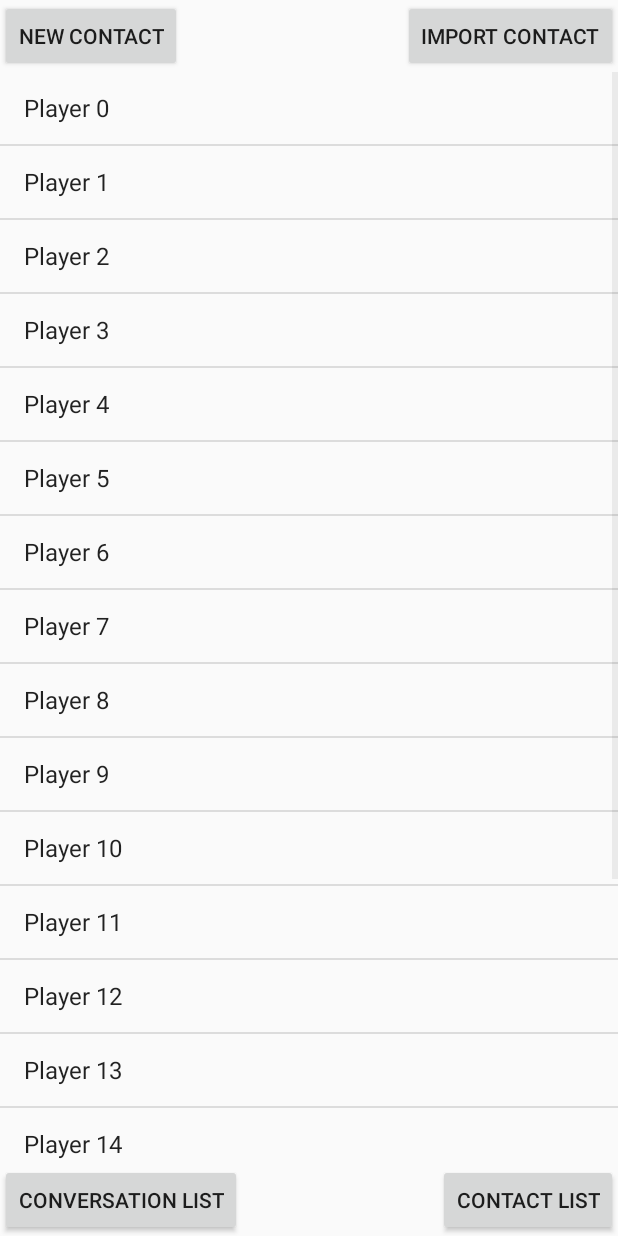
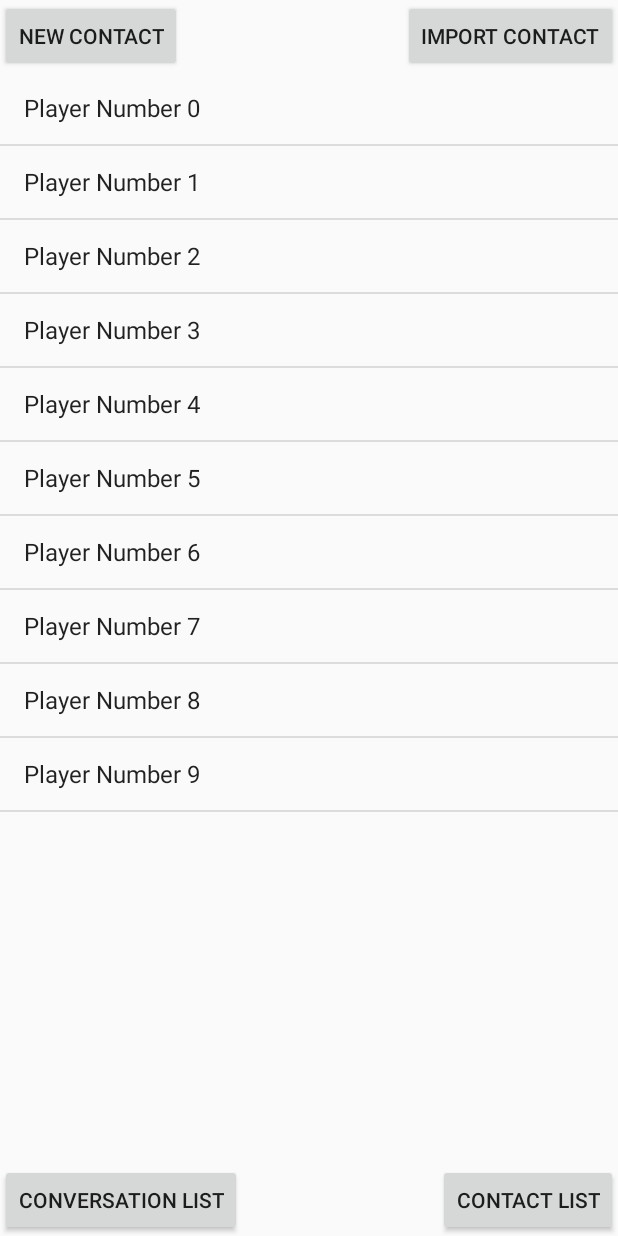
Before and after one commit to Aurifier/BRiDGE, an Android app: the ContactList screen opened directly, with no data from a screen before it, on a phone screen of 412 x 824 dp. Run offline under Robolectric (Android 15) with nearby library versions, the phone set to English and light mode, and no system bars.

```diff
--- a/app/src/main/java/com/caffeinecraft/bridge/ContactList.java
+++ b/app/src/main/java/com/caffeinecraft/bridge/ContactList.java
@@ -3,20 +3,19 @@ package com.caffeinecraft.bridge;
 import android.app.Activity;
 import android.content.Intent;
 import android.os.Bundle;
+import android.util.Log;
 import android.view.View;
 import android.widget.AdapterView;
 import android.widget.ArrayAdapter;
 import android.widget.ListView;
-import com.caffeinecraft.bridge.model.Contact;
 import java.util.ArrayList;
 import java.util.List;
-
+import com.caffeinecraft.bridge.model.Contact;
 import com.caffeinecraft.bridge.dao.ContactsDataSource;
 
 public class ContactList extends Activity implements View.OnClickListener{
 
-    private ListView lv;
-    List<Contact> contactlist;
+    List<Contact> allcontacts;
 
     @Override
     protected void onCreate(Bundle savedInstanceState) {
@@ -24,24 +23,28 @@ public class ContactList extends Activity implements View.OnClickListener{
         super.onCreate(savedInstanceState);
         setContentView(R.layout.activity_contact_list);
 
-        lv = (ListView) findViewById(R.id.listView);
+        ListView lv = (ListView) findViewById(R.id.listView);
 
         ContactsDataSource foo = new ContactsDataSource(this);
         foo.open();
-        contactlist = foo.getAllContacts();
+        allcontacts = foo.getAllContacts();
 
         List<String> nameList = new ArrayList<String>();
 
-        for(int i = 0;i<contactlist.size();i++)
+        //Dummy data, until we can get real contacts.
+        for(int i = 0; i< 10; i++)
         {
-            Contact temp = contactlist.get(i);
-            nameList.add(temp.getFirstName() + " " + temp.getLastName());
+            Contact temp = new Contact();
+            temp.setFirstName("Player");
+            temp.setLastName("Number " + i);
+            temp.setId( (long) i);
+            allcontacts.add(temp);
         }
 
-        //Dummy data, until we can get real contacts.
-        for(int i = 0; i< 20; i++)
+        for(int i = 0;i<allcontacts.size();i++)
         {
-            nameList.add("Player " + i);
+            Contact temp = allcontacts.get(i);
+            nameList.add(temp.getFirstName() + " " + temp.getLastName());
         }
 
         ArrayAdapter<String> arrayAdapter = new ArrayAdapter<String>(
@@ -51,19 +54,19 @@ public class ContactList extends Activity implements View.OnClickListener{
 
         lv.setAdapter(arrayAdapter);
 
+        for(int i = 0; i< allcontacts.size(); i++)
+        {
+            Log.d("BRiDGE", "CONTACT " + i + ", NAMED " + allcontacts.get(i).getLastName() + "'S ID IS " + allcontacts.get(i).getId());
+        }
+
         lv.setOnItemClickListener(new ListView.OnItemClickListener() {
             public void onItemClick(AdapterView<?> a, View v, int i, long l) {
-                //Create the intent
                 Intent intent = new Intent(getApplicationContext(), ViewContact.class);
-
-                //Create the bundle
                 Bundle bundle = new Bundle();
-                //Add your data to bundle
-                bundle.putString("row number",""+l);
-                //Add the bundle to the intent
+                long id = allcontacts.get( (int) l).getId();
+                Log.d("BRiDGE", "ACTUAL CONTACTID IS " + id);
+                bundle.putLong("contactid",id);
                 intent.putExtras(bundle);
-
-                //Fire that second activity
                 startActivity(intent);
             }
         });
```
Also changed, not shown: app/src/main/java/com/caffeinecraft/bridge/ViewContact.java (+39 -3 lines), app/src/main/res/layout/activity_view_contact.xml (+46 -0 lines).
